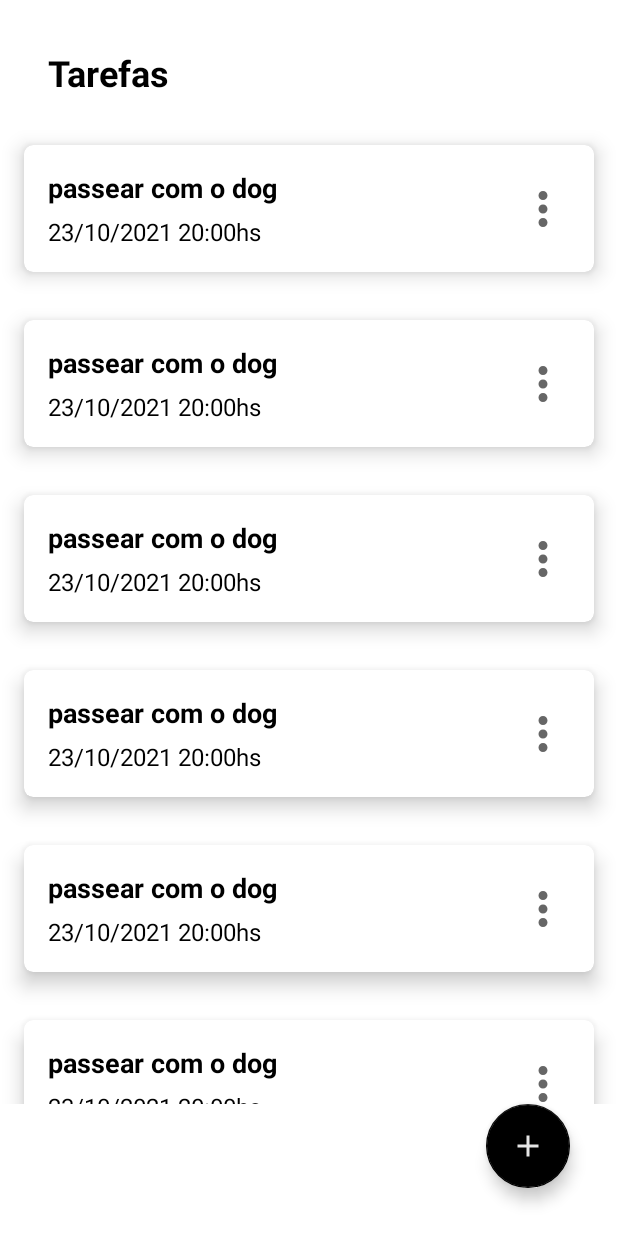
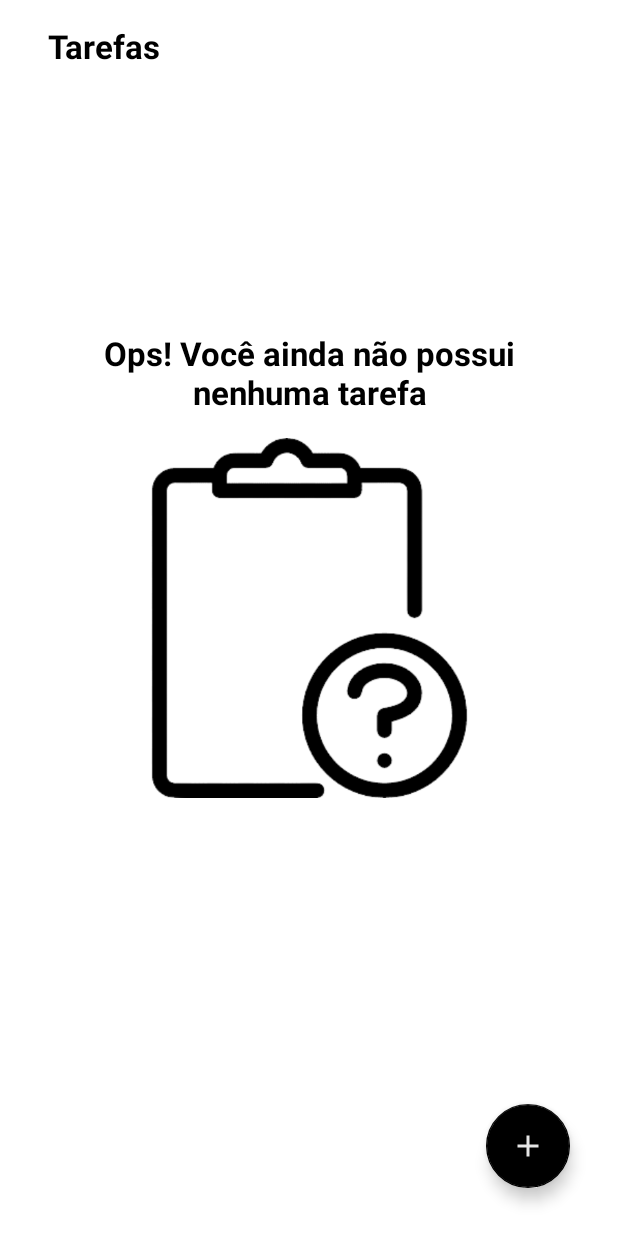
Before and after one commit to Mateusp23/ToDoList-Bootcamp, an Android app: the layout activity_main.xml on its own in the app's theme, with its tools: preview values and no code run, on a phone screen of 412 x 824 dp. Run offline under Robolectric (Android 15) with nearby library versions, the phone set to English and light mode, and no system bars.

Commit message:
splash e empty state realizados

```diff
--- a/app/src/main/java/com/example/todo_bootcamp/ui/TaskAdapter.kt
+++ b/app/src/main/java/com/example/todo_bootcamp/ui/TaskAdapter.kt
@@ -28,7 +28,7 @@ class TaskAdapter : ListAdapter<Task, TaskAdapter.TaskViewHolder>(DiffCallback()
     inner class TaskViewHolder(private val binding: ItemTaskBinding): RecyclerView.ViewHolder(binding.root) {
         fun bind(item: Task){
             binding.tvTitle.text = item.title
-            binding.tvDateHour.text = "${item.date} ${item.hour}hs"
+            binding.tvDateHour.text = "${item.date} ${item.hour}"
             binding.ivMore.setOnClickListener { showPopup(item) }
         }
 
--- a/app/src/main/res/layout/activity_main.xml
+++ b/app/src/main/res/layout/activity_main.xml
@@ -1,5 +1,6 @@
 <?xml version="1.0" encoding="utf-8"?>
-<androidx.constraintlayout.widget.ConstraintLayout xmlns:android="http://schemas.android.com/apk/res/android"
+<androidx.constraintlayout.widget.ConstraintLayout
+    xmlns:android="http://schemas.android.com/apk/res/android"
     xmlns:app="http://schemas.android.com/apk/res-auto"
     xmlns:tools="http://schemas.android.com/tools"
     android:layout_width="match_parent"
@@ -11,13 +12,17 @@
         android:layout_width="wrap_content"
         android:layout_height="wrap_content"
         android:layout_marginStart="32dp"
-        android:layout_marginTop="32dp"
+        android:layout_marginTop="16dp"
         android:text="@string/title_tasks"
         android:textColor="@color/black"
-        android:textSize="24sp"
+        android:textSize="22sp"
         android:textStyle="bold"
         app:layout_constraintStart_toStartOf="parent"
         app:layout_constraintTop_toTopOf="parent" />
+
+    <include
+        android:id="@+id/include_empty"
+        layout="@layout/empty_state" />
 
     <androidx.recyclerview.widget.RecyclerView
         android:id="@+id/rv_tasks"
@@ -28,7 +33,8 @@
         app:layout_constraintBottom_toTopOf="@id/fab"
         app:layout_constraintTop_toBottomOf="@id/tv_title"
         tools:itemCount="9"
-        tools:listitem="@layout/item_task" />
+        tools:listitem="@layout/item_task"
+        tools:visibility="gone" />
 
     <com.google.android.material.floatingactionbutton.FloatingActionButton
         android:id="@+id/fab"
--- /dev/null
+++ b/app/src/main/res/layout/empty_state.xml
@@ -0,0 +1,34 @@
+<?xml version="1.0" encoding="utf-8"?>
+<androidx.constraintlayout.widget.ConstraintLayout
+    xmlns:android="http://schemas.android.com/apk/res/android"
+    xmlns:app="http://schemas.android.com/apk/res-auto"
+    android:id="@+id/empty_state"
+    android:layout_width="match_parent"
+    android:layout_height="match_parent"
+    android:layout_margin="16dp">
+
+    <TextView
+        android:id="@+id/tv_message"
+        android:layout_width="0dp"
+        android:layout_height="wrap_content"
+        android:layout_marginBottom="16dp"
+        android:gravity="center"
+        android:text="@string/title_you_not_tasks"
+        android:textColor="@color/black"
+        android:textSize="22sp"
+        android:textStyle="bold"
+        app:layout_constraintBottom_toTopOf="@+id/iv_splash"
+        app:layout_constraintEnd_toEndOf="parent"
+        app:layout_constraintStart_toStartOf="parent" />
+
+    <androidx.appcompat.widget.AppCompatImageView
+        android:id="@+id/iv_splash"
+        android:layout_width="275dp"
+        android:layout_height="240dp"
+        app:layout_constraintBottom_toBottomOf="parent"
+        app:layout_constraintEnd_toEndOf="parent"
+        app:layout_constraintStart_toStartOf="parent"
+        app:layout_constraintTop_toTopOf="parent"
+        app:srcCompat="@drawable/no_tasks" />
+
+</androidx.constraintlayout.widget.ConstraintLayout>
--- a/app/src/main/res/layout/item_task.xml
+++ b/app/src/main/res/layout/item_task.xml
@@ -18,7 +18,7 @@
             android:id="@+id/tv_title"
             android:layout_width="wrap_content"
             android:layout_height="wrap_content"
-            android:text="passear com o dog"
+            tools:text="passear com o dog"
             android:textColor="@color/black"
             android:textSize="18sp"
             android:textStyle="bold"
--- a/app/src/main/res/values/strings.xml
+++ b/app/src/main/res/values/strings.xml
@@ -11,4 +11,6 @@
     <string name="label_new_task">Nova tarefa</string>
     <string name="label_edit">Editar</string>
     <string name="label_delete">Deletar</string>
+    <string name="title_you_not_tasks">Ops! Você ainda não possui\nnenhuma tarefa</string>
+    <string name="splash_title">To Do List ✔</string>
 </resources>
```
Also changed, not shown: app/src/main/AndroidManifest.xml (+13 -2 lines), app/src/main/java/com/example/todo_bootcamp/datasource/TaskDataSource.kt (+11 -2 lines), app/src/main/java/com/example/todo_bootcamp/model/Task.kt (+16 -1 lines), app/src/main/java/com/example/todo_bootcamp/ui/AddTaskActivity.kt (+24 -2 lines), app/src/main/java/com/example/todo_bootcamp/ui/MainActivity.kt (+21 -6 lines), app/src/main/java/com/example/todo_bootcamp/ui/SplashActivity.kt (added, +26 -0 lines), app/src/main/res/drawable/ic_background_gradient.xml (added, +10 -0 lines), app/src/main/res/layout/activity_splash.xml (added, +35 -0 lines), app/src/main/res/drawable/no_tasks.png (added), app/src/main/res/drawable/splash.png (added).
